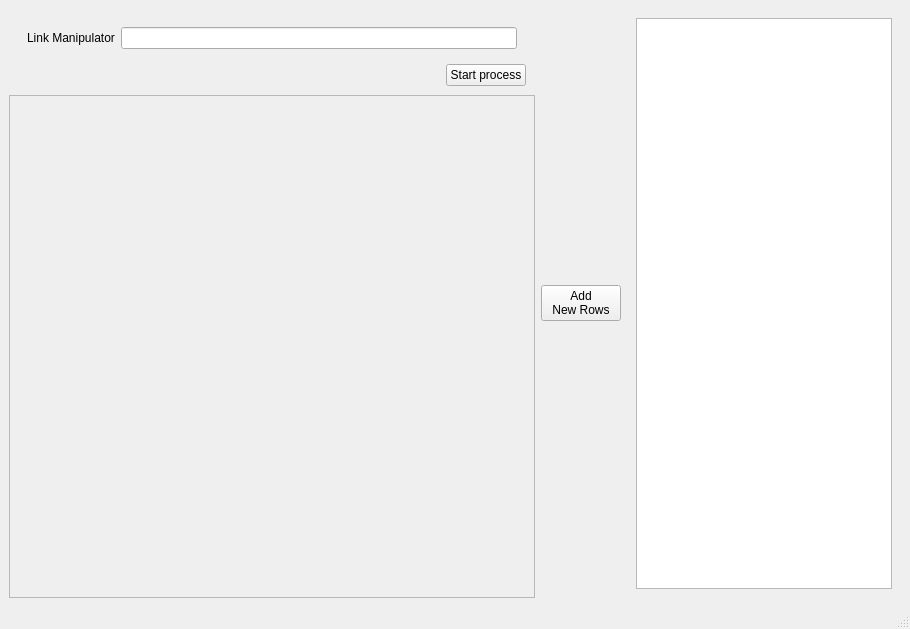
Tuhin-thinks/Github-Single-FileDownloader, file UI_Compiled/Raw/interface.ui: the form before one commit.
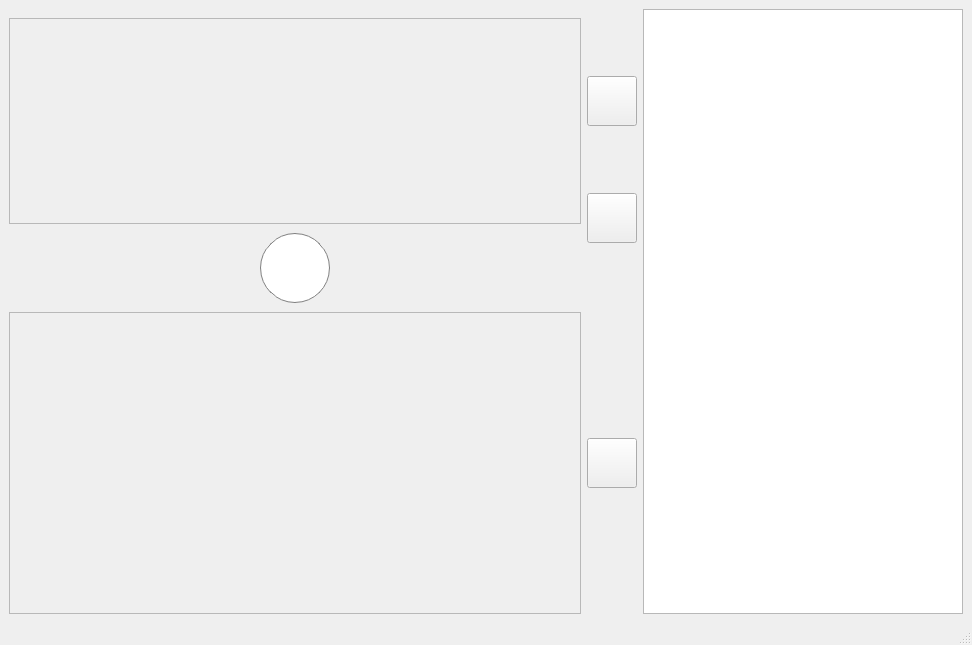
The form after the commit. Icons and pictures are not drawn.

What changed in the file:
```diff
--- a/UI_Compiled/Raw/interface.ui
+++ b/UI_Compiled/Raw/interface.ui
@@ -6,16 +6,16 @@
    <rect>
     <x>0</x>
     <y>0</y>
-    <width>910</width>
-    <height>629</height>
+    <width>972</width>
+    <height>645</height>
    </rect>
   </property>
   <property name="windowTitle">
    <string>Downloader</string>
   </property>
   <widget class="QWidget" name="centralwidget">
-   <layout class="QHBoxLayout" name="horizontalLayout">
-    <item>
+   <layout class="QGridLayout" name="gridLayout_2">
+    <item row="0" column="0">
      <widget class="QFrame" name="frame_left_main">
       <property name="frameShape">
        <enum>QFrame::NoFrame</enum>
@@ -61,8 +61,8 @@
               <rect>
                <x>0</x>
                <y>0</y>
-               <width>506</width>
-               <height>453</height>
+               <width>552</width>
+               <height>271</height>
               </rect>
              </property>
             </widget>
@@ -76,9 +76,208 @@
          <property name="maximumSize">
           <size>
            <width>16777215</width>
-           <height>256</height>
+           <height>450</height>
           </size>
          </property>
+         <property name="frameShape">
+          <enum>QFrame::NoFrame</enum>
+         </property>
+         <property name="frameShadow">
+          <enum>QFrame::Raised</enum>
+         </property>
+         <layout class="QGridLayout" name="gridLayout_7">
+          <property name="leftMargin">
+           <number>0</number>
+          </property>
+          <property name="rightMargin">
+           <number>0</number>
+          </property>
+          <property name="verticalSpacing">
+           <number>9</number>
+          </property>
+          <item row="0" column="0">
+           <widget class="QScrollArea" name="scrollArea_2">
+            <property name="minimumSize">
+             <size>
+              <width>450</width>
+              <height>0</height>
+             </size>
+            </property>
+            <property name="widgetResizable">
+             <bool>true</bool>
+            </property>
+            <property name="alignment">
+             <set>Qt::AlignHCenter|Qt::AlignTop</set>
+            </property>
+            <widget class="QWidget" name="scrollAreaWidgetContents_2">
+             <property name="geometry">
+              <rect>
+               <x>0</x>
+               <y>0</y>
+               <width>570</width>
+               <height>193</height>
+              </rect>
+             </property>
+            </widget>
+           </widget>
+          </item>
+          <item row="2" column="0" alignment="Qt::AlignHCenter">
+           <widget class="QPushButton" name="pushButton_start_process">
+            <property name="minimumSize">
+             <size>
+              <width>70</width>
+              <height>70</height>
+             </size>
+            </property>
+            <property name="maximumSize">
+             <size>
+              <width>70</width>
+              <height>70</height>
+             </size>
+            </property>
+            <property name="toolTip">
+             <string>start executing added jobs</string>
+            </property>
+            <property name="styleSheet">
+             <string notr="true">QPushButton{
+	border: 1px solid grey;
+	background-color: white;
+	border-radius: 35;
+}
+QPushButton::hover:!pressed{
+	border: 1px solid black;
+}
+QPushButton::pressed{
+	border: 2px solid black;
+	padding: 5px;
+}</string>
+            </property>
+            <property name="text">
+             <string/>
+            </property>
+            <property name="icon">
+             <iconset resource="icons_qrc.qrc">
+              <normaloff>:/icons/icons/check.svg</normaloff>:/icons/icons/check.svg</iconset>
+            </property>
+            <property name="iconSize">
+             <size>
+              <width>32</width>
+              <height>32</height>
+             </size>
+            </property>
+           </widget>
+          </item>
+         </layout>
+        </widget>
+       </item>
+      </layout>
+     </widget>
+    </item>
+    <item row="0" column="1" colspan="2">
+     <widget class="QFrame" name="frame">
+      <property name="frameShape">
+       <enum>QFrame::NoFrame</enum>
+      </property>
+      <property name="frameShadow">
+       <enum>QFrame::Raised</enum>
+      </property>
+      <layout class="QGridLayout" name="gridLayout_3">
+       <property name="leftMargin">
+        <number>0</number>
+       </property>
+       <property name="topMargin">
+        <number>0</number>
+       </property>
+       <property name="rightMargin">
+        <number>0</number>
+       </property>
+       <property name="bottomMargin">
+        <number>0</number>
+       </property>
+       <property name="spacing">
+        <number>0</number>
+       </property>
+       <item row="0" column="1">
+        <widget class="QFrame" name="frame_3">
+         <property name="frameShape">
+          <enum>QFrame::NoFrame</enum>
+         </property>
+         <property name="frameShadow">
+          <enum>QFrame::Raised</enum>
+         </property>
+         <layout class="QGridLayout" name="gridLayout_8">
+          <property name="leftMargin">
+           <number>0</number>
+          </property>
+          <property name="topMargin">
+           <number>0</number>
+          </property>
+          <property name="rightMargin">
+           <number>0</number>
+          </property>
+          <property name="bottomMargin">
+           <number>0</number>
+          </property>
+          <property name="spacing">
+           <number>0</number>
+          </property>
+          <item row="1" column="1">
+           <widget class="QPushButton" name="pushButton_new_regex_row">
+            <property name="minimumSize">
+             <size>
+              <width>50</width>
+              <height>50</height>
+             </size>
+            </property>
+            <property name="maximumSize">
+             <size>
+              <width>50</width>
+              <height>50</height>
+             </size>
+            </property>
+            <property name="text">
+             <string/>
+            </property>
+            <property name="icon">
+             <iconset resource="icons_qrc.qrc">
+              <normaloff>:/icons/icons/plus-square.svg</normaloff>:/icons/icons/plus-square.svg</iconset>
+            </property>
+            <property name="iconSize">
+             <size>
+              <width>20</width>
+              <height>20</height>
+             </size>
+            </property>
+           </widget>
+          </item>
+          <item row="0" column="1">
+           <widget class="QPushButton" name="pushButton_export">
+            <property name="maximumSize">
+             <size>
+              <width>50</width>
+              <height>50</height>
+             </size>
+            </property>
+            <property name="text">
+             <string/>
+            </property>
+            <property name="icon">
+             <iconset resource="icons_qrc.qrc">
+              <normaloff>:/icons/icons/external-link.svg</normaloff>:/icons/icons/external-link.svg</iconset>
+            </property>
+            <property name="iconSize">
+             <size>
+              <width>20</width>
+              <height>20</height>
+             </size>
+            </property>
+           </widget>
+          </item>
+         </layout>
+        </widget>
+       </item>
+       <item row="1" column="1">
+        <widget class="QFrame" name="frame_4">
          <property name="frameShape">
           <enum>QFrame::NoFrame</enum>
          </property>
@@ -86,51 +285,49 @@
           <enum>QFrame::Raised</enum>
          </property>
          <layout class="QGridLayout" name="gridLayout_5">
+          <property name="leftMargin">
+           <number>0</number>
+          </property>
+          <property name="topMargin">
+           <number>0</number>
+          </property>
+          <property name="rightMargin">
+           <number>0</number>
+          </property>
+          <property name="bottomMargin">
+           <number>0</number>
+          </property>
+          <property name="spacing">
+           <number>0</number>
+          </property>
           <item row="0" column="0">
-           <layout class="QGridLayout" name="gridLayout_2">
-            <item row="1" column="1">
-             <widget class="QPushButton" name="pushButton_start_process">
-              <property name="text">
-               <string>Start process</string>
-              </property>
-             </widget>
-            </item>
-            <item row="1" column="0">
-             <spacer name="horizontalSpacer">
-              <property name="orientation">
-               <enum>Qt::Horizontal</enum>
-              </property>
-              <property name="sizeHint" stdset="0">
-               <size>
-                <width>40</width>
-                <height>20</height>
-               </size>
-              </property>
-             </spacer>
-            </item>
-            <item row="0" column="0" colspan="2">
-             <widget class="QFrame" name="frame_3">
-              <property name="frameShape">
-               <enum>QFrame::NoFrame</enum>
-              </property>
-              <property name="frameShadow">
-               <enum>QFrame::Raised</enum>
-              </property>
-              <layout class="QGridLayout" name="gridLayout_3">
-               <item row="0" column="0">
-                <widget class="QLabel" name="label_2">
-                 <property name="text">
-                  <string>Link Manipulator</string>
-                 </property>
-                </widget>
-               </item>
-               <item row="0" column="1">
-                <widget class="QLineEdit" name="lineEdit_global_manipulator"/>
-               </item>
-              </layout>
-             </widget>
-            </item>
-           </layout>
+           <widget class="QPushButton" name="pushButton_new_rows">
+            <property name="minimumSize">
+             <size>
+              <width>50</width>
+              <height>50</height>
+             </size>
+            </property>
+            <property name="maximumSize">
+             <size>
+              <width>50</width>
+              <height>50</height>
+             </size>
+            </property>
+            <property name="text">
+             <string/>
+            </property>
+            <property name="icon">
+             <iconset resource="icons_qrc.qrc">
+              <normaloff>:/icons/icons/plus-square.svg</normaloff>:/icons/icons/plus-square.svg</iconset>
+            </property>
+            <property name="iconSize">
+             <size>
+              <width>20</width>
+              <height>20</height>
+             </size>
+            </property>
+           </widget>
           </item>
          </layout>
         </widget>
@@ -138,15 +335,7 @@
       </layout>
      </widget>
     </item>
-    <item>
-     <widget class="QPushButton" name="pushButton_new_rows">
-      <property name="text">
-       <string>Add
-New Rows</string>
-      </property>
-     </widget>
-    </item>
-    <item>
+    <item row="0" column="3">
      <widget class="QFrame" name="frame_2">
       <property name="sizePolicy">
        <sizepolicy hsizetype="Maximum" vsizetype="Preferred">
@@ -154,6 +343,12 @@
         <verstretch>0</verstretch>
        </sizepolicy>
       </property>
+      <property name="minimumSize">
+       <size>
+        <width>320</width>
+        <height>0</height>
+       </size>
+      </property>
       <property name="frameShape">
        <enum>QFrame::NoFrame</enum>
       </property>
@@ -161,8 +356,29 @@
        <enum>QFrame::Raised</enum>
       </property>
       <layout class="QGridLayout" name="gridLayout">
+       <property name="leftMargin">
+        <number>0</number>
+       </property>
+       <property name="topMargin">
+        <number>0</number>
+       </property>
+       <property name="rightMargin">
+        <number>0</number>
+       </property>
+       <property name="bottomMargin">
+        <number>0</number>
+       </property>
+       <property name="spacing">
+        <number>0</number>
+       </property>
        <item row="0" column="0">
         <widget class="QListWidget" name="listWidget_status">
+         <property name="minimumSize">
+          <size>
+           <width>250</width>
+           <height>0</height>
+          </size>
+         </property>
          <property name="spacing">
           <number>5</number>
          </property>
```
Left out of the diff: 14 changed lines with no effect on the pictures.
